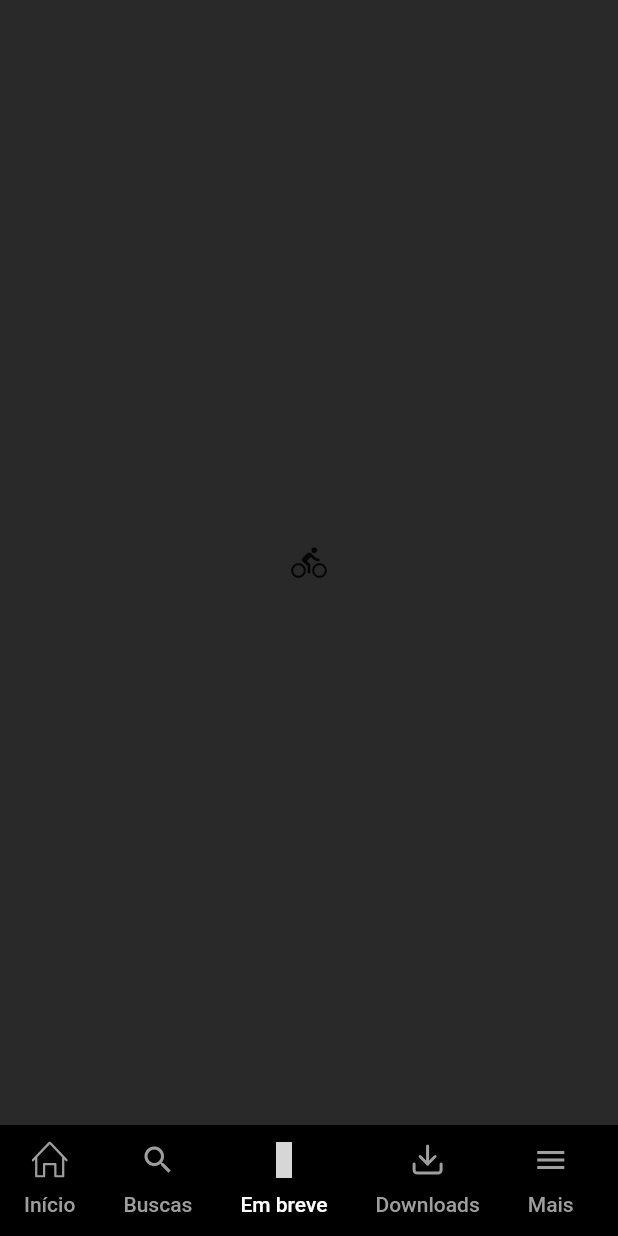
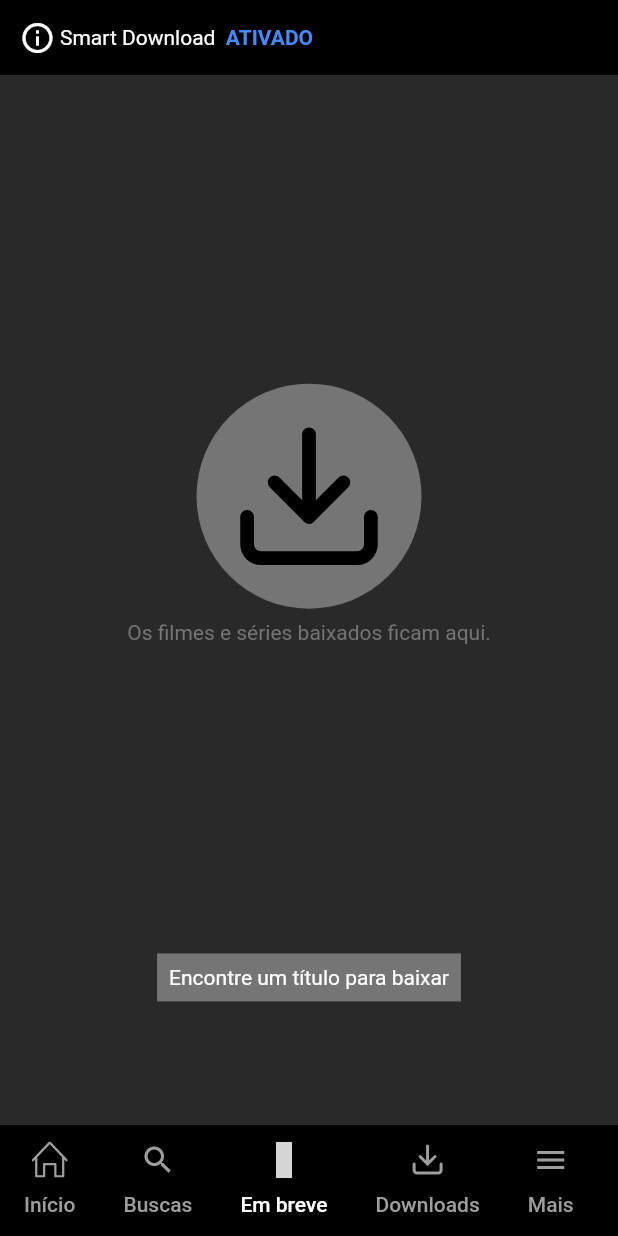
Before and after one commit to JoaoOBF/flutteflix, a Flutter app: the screen it shows after launch, tab 3 chosen, on a phone screen of 412 x 824 dp. Run offline on Flutter 3.47's test engine with Material 2 defaults, Android fonts, the phone set to English and light mode, and no system bars; our stand-ins replace dio, flutter_icons, rxdart; network calls fail; grey boxes are pictures that could not be loaded.

Commit message:
downloads page

```diff
--- /dev/null
+++ b/lib/screens/downloads/downloads_page.dart
@@ -0,0 +1,93 @@
+import 'package:flutteflix/styles/style_flix.dart';
+import 'package:flutter/material.dart';
+import 'package:flutter_icons/flutter_icons.dart';
+
+class DownloadsPage extends StatefulWidget {
+  @override
+  _DownloadsPageState createState() => _DownloadsPageState();
+}
+
+class _DownloadsPageState extends State<DownloadsPage> {
+  @override
+  Widget build(BuildContext context) {
+    return Column(
+      mainAxisAlignment: MainAxisAlignment.spaceBetween,
+      children: <Widget>[_bar(), centerWidget(), botao()],
+    );
+  }
+
+  Widget _bar() {
+    return Container(
+      padding: EdgeInsets.all(10),
+      color: Colors.black,
+      child: Row(
+        children: <Widget>[
+          Padding(
+            padding: const EdgeInsets.all(3.0),
+            child: Icon(
+              Icons.info_outline,
+              color: Colors.white,
+            ),
+          ),
+          RichText(
+            text: TextSpan(
+              text: 'Smart Download  ',
+              style: DefaultTextStyle.of(context).style,
+              children: <TextSpan>[
+                TextSpan(
+                    text: 'ATIVADO',
+                    style: TextStyle(
+                        fontWeight: FontWeight.bold, color: Colors.blueAccent)),
+              ],
+            ),
+          )
+        ],
+      ),
+    );
+  }
+
+  Widget centerWidget() {
+    return Column(
+      children: <Widget>[
+        Container(
+          padding: const EdgeInsets.all(20.0),
+          decoration: new BoxDecoration(
+            shape: BoxShape.circle,
+            color: Colors.grey[600],
+          ),
+          child: Center(
+            child: Icon(
+              Feather.download,
+              size: 110,
+              color: Colors.black,
+            ),
+          ),
+        ),
+        Padding(
+          padding: const EdgeInsets.only(top: 8.0),
+          child: Text(
+            'Os filmes e séries baixados ficam aqui.',
+            style: TextStyle(
+              color: Colors.grey[600],
+            ),
+          ),
+        ),
+      ],
+    );
+  }
+
+  Widget botao() {
+    return Container(
+      margin:
+          EdgeInsets.only(bottom: MediaQuery.of(context).size.height * 0.10),
+      decoration: new BoxDecoration(
+        shape: BoxShape.rectangle,
+        color: Colors.grey[600],
+      ),
+      child: Padding(
+        padding: const EdgeInsets.all(8.0),
+        child: Text("Encontre um título para baixar"),
+      ),
+    );
+  }
+}
--- a/lib/screens/flutteflix_app.dart
+++ b/lib/screens/flutteflix_app.dart
@@ -1,7 +1,6 @@
-import 'package:flutteflix/screens/home/home_page.dart';
+import 'package:flutteflix/screens/tab_page.dart';
 import 'package:flutteflix/styles/style_flix.dart';
 import 'package:flutter/material.dart';
-import 'package:flutter_icons/flutter_icons.dart';
 
 class FlutteFlixApp extends StatefulWidget {
   @override
@@ -19,57 +18,6 @@ class _FlutteFlixAppState extends State<FlutteFlixApp> {
             body1: new TextStyle(color: Colors.white),
           ),
         ),
-        home: DefaultTabController(
-          length: 5,
-          child: Scaffold(
-            body: TabBarView(
-              children: [
-                HomePage(),
-                Container(child: Icon(Icons.directions_transit)),
-                Container(child: Icon(Icons.directions_bike)),
-                Container(child: Icon(Icons.directions_bike)),
-                Container(child: Icon(Icons.directions_bike)),
-              ],
-            ),
-            bottomNavigationBar: menu(),
-          ),
-        ));
-  }
-
-  Widget menu() {
-    return Container(
-      color: Colors.black,
-      child: TabBar(
-        isScrollable: true,
-        labelColor: Colors.white,
-        unselectedLabelColor: Colors.grey,
-        indicatorSize: TabBarIndicatorSize.tab,
-        indicatorColor: Colors.transparent,
-        tabs: [
-          Tab(
-            text: "Início",
-            icon: Icon(
-              SimpleLineIcons.home,
-            ),
-          ),
-          Tab(
-            text: "Buscas",
-            icon: Icon(Icons.search),
-          ),
-          Tab(
-            text: "Em breve",
-            icon: Icon(Foundation.play_video),
-          ),
-          Tab(
-            text: "Downloads",
-            icon: Icon(Feather.download),
-          ),
-          Tab(
-            text: "Mais",
-            icon: Icon(Icons.menu),
-          ),
-        ],
-      ),
-    );
+        home: TabPage());
   }
 }
--- a/lib/screens/home/bloc/home_bloc.dart
+++ b/lib/screens/home/bloc/home_bloc.dart
@@ -3,13 +3,13 @@ import 'package:flutteflix/model/omdb.dart';
 import 'package:flutteflix/model/search.dart';
 import 'package:rxdart/rxdart.dart';
 
-class HomeBloc {
+class ApplicationBloc {
   final OMDBRepository _repository = OMDBRepository();
   final BehaviorSubject<List<Search>> _subject =
       BehaviorSubject<List<Search>>();
   List<Search> _list;
 
-  HomeBloc() {
+  ApplicationBloc() {
     getOMDB();
   }
 
--- a/lib/screens/home/home_page.dart
+++ b/lib/screens/home/home_page.dart
@@ -5,87 +5,67 @@ import 'package:flutteflix/widgets/horizontal_list_flix.dart';
 import 'package:flutter/material.dart';
 
 class HomePage extends StatefulWidget {
-  const HomePage({Key key}) : super(key: key);
+  final List<Search> filmes;
+  const HomePage({Key key, this.filmes}) : super(key: key);
   @override
   _HomePageState createState() => _HomePageState();
 }
 
 class _HomePageState extends State<HomePage>
     with AutomaticKeepAliveClientMixin {
-  HomeBloc _bloc;
-
-  @override
-  void initState() {
-    _bloc = HomeBloc();
-    super.initState();
-  }
-
   @override
   Widget build(BuildContext context) {
-    return StreamBuilder<List<Search>>(
-        stream: _bloc.subject,
-        builder: (context, snapshot) {
-          if (snapshot.hasData) {
     return Container(
-                padding: EdgeInsets.only(top: 100),
         child: ListView(
       children: <Widget>[
         HorizotalListFlix(
           titulo: "Populares na Netflix",
-                      itemCount: snapshot.data.length,
+          itemCount: widget.filmes.length,
           itemBuilder: (context, index) {
             return Padding(
               padding: const EdgeInsets.only(left: 4.0, right: 4.0),
               child: Image.network(
-                            snapshot.data[index].poster,
+                widget.filmes[index].poster,
               ),
             );
           },
         ),
         HorizotalListFlix(
           titulo: "Populares na Netflix",
-                      itemCount: snapshot.data.length,
+          itemCount: widget.filmes.length,
           itemBuilder: (context, index) {
-                        return _continuarAssistindoItem(snapshot.data[index]);
+            return _continuarAssistindoItem(widget.filmes[index]);
           },
         ),
         HorizotalListFlix(
           titulo: "Populares na Netflix",
-                      itemCount: snapshot.data.length,
+          itemCount: widget.filmes.length,
           itemBuilder: (context, index) {
             return Padding(
-                            padding:
-                                const EdgeInsets.only(left: 4.0, right: 4.0),
-                            child: _image(snapshot.data[index].poster));
+                padding: const EdgeInsets.only(left: 4.0, right: 4.0),
+                child: _image(widget.filmes[index].poster));
           },
         ),
         HorizotalListFlix(
           titulo: "Populares na Netflix",
-                      itemCount: snapshot.data.length,
+          itemCount: widget.filmes.length,
           itemBuilder: (context, index) {
             return Padding(
-                            padding:
-                                const EdgeInsets.only(left: 4.0, right: 4.0),
-                            child: _image(snapshot.data[index].poster));
+                padding: const EdgeInsets.only(left: 4.0, right: 4.0),
+                child: _image(widget.filmes[index].poster));
           },
         ),
         HorizotalListFlix(
           titulo: "Populares na Netflix",
-                      itemCount: snapshot.data.length,
+          itemCount: widget.filmes.length,
           itemBuilder: (context, index) {
             return Padding(
-                            padding:
-                                const EdgeInsets.only(left: 4.0, right: 4.0),
-                            child: _image(snapshot.data[index].poster));
+                padding: const EdgeInsets.only(left: 4.0, right: 4.0),
+                child: _image(widget.filmes[index].poster));
           },
         ),
       ],
     ));
-          }
-          return Center(
-            child: CircularProgressIndicator(),
-          );
-        });
   }
 
   Widget _continuarAssistindoItem(Search item) {
--- /dev/null
+++ b/lib/screens/tab_page.dart
@@ -0,0 +1,89 @@
+import 'package:flutteflix/model/search.dart';
+import 'package:flutteflix/screens/busca/busca_page.dart';
+import 'package:flutteflix/screens/downloads/downloads_page.dart';
+import 'package:flutteflix/screens/home/bloc/home_bloc.dart';
+import 'package:flutteflix/screens/home/home_page.dart';
+import 'package:flutteflix/styles/style_flix.dart';
+import 'package:flutter/material.dart';
+import 'package:flutter_icons/flutter_icons.dart';
+
+class TabPage extends StatefulWidget {
+  @override
+  _TabPageState createState() => _TabPageState();
+}
+
+class _TabPageState extends State<TabPage> {
+  ApplicationBloc _bloc;
+
+  @override
+  void initState() {
+    _bloc = ApplicationBloc();
+    super.initState();
+  }
+
+  @override
+  Widget build(BuildContext context) {
+    return DefaultTabController(
+      length: 5,
+      child: SafeArea(
+        child: Scaffold(
+          body: StreamBuilder<List<Search>>(
+              stream: _bloc.subject,
+              builder: (context, snapshot) {
+                if (snapshot.hasData) {
+                  return TabBarView(
+                    children: [
+                      HomePage(
+                        filmes: snapshot.data,
+                      ),
+                      BuscaPage(filmes: snapshot.data),
+                      DownloadsPage(),
+                      Container(child: Icon(Icons.directions_bike)),
+                      Container(child: Icon(Icons.directions_bike)),
+                    ],
+                  );
+                }
+              }),
+          bottomNavigationBar: menu(),
+        ),
+      ),
+    );
+  }
+
+  Widget menu() {
+    return Container(
+      color: Colors.black,
+      child: TabBar(
+        isScrollable: true,
+        labelColor: Colors.white,
+        unselectedLabelColor: Colors.grey,
+        indicatorSize: TabBarIndicatorSize.tab,
+        indicatorColor: Colors.transparent,
+        tabs: [
+          Tab(
+            text: "Início",
+            icon: Icon(
+              SimpleLineIcons.home,
+            ),
+          ),
+          Tab(
+            text: "Buscas",
+            icon: Icon(Icons.search),
+          ),
+          Tab(
+            text: "Em breve",
+            icon: Icon(Foundation.play_video),
+          ),
+          Tab(
+            text: "Downloads",
+            icon: Icon(Feather.download),
+          ),
+          Tab(
+            text: "Mais",
+            icon: Icon(Icons.menu),
+          ),
+        ],
+      ),
+    );
+  }
+}
--- a/lib/styles/style_flix.dart
+++ b/lib/styles/style_flix.dart
@@ -3,6 +3,9 @@ import 'package:flutter/material.dart';
 ///cores
 Color redFlix = const Color(0xFFE50914);
 Color darkGrey = const Color(0xFF292929);
+Color darkGreyLight = const Color(0xFF21201E);
+Color grey = Color.fromRGBO(51, 51, 51, 1);
+Color darkGreyF = Color.fromRGBO(26, 26, 26, 1);
 
 TextStyle whiteBoldStyle =
     TextStyle(color: Colors.white, fontWeight: FontWeight.bold);
```
Also changed, not shown: lib/screens/busca/busca_page.dart (added, +94 -0 lines), lib/widgets/search_view_widget.dart (added, +82 -0 lines). Lines whose indentation alone changed are shown as unchanged.
